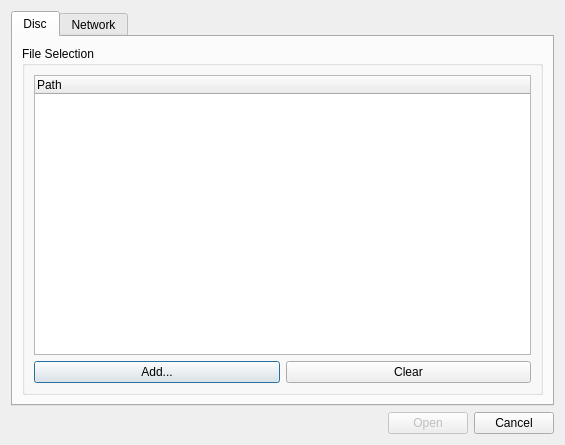
Old version of the form opendialog.ui in the repository labyrinthofdreams/screenpicker.
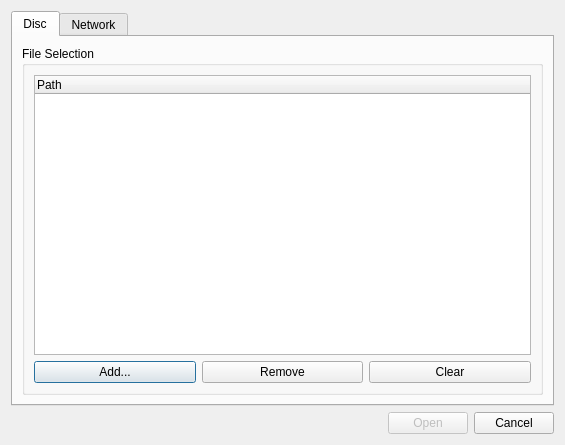
New version of the form.

Commit message: Add: Option to remove specific files from file list

```diff
--- a/opendialog.ui
+++ b/opendialog.ui
@@ -51,6 +51,16 @@
               </property>
              </widget>
             </item>
+            <item>
+             <widget class="QPushButton" name="removeButton">
+              <property name="toolTip">
+               <string>Remove selected file</string>
+              </property>
+              <property name="text">
+               <string>Remove</string>
+              </property>
+             </widget>
+            </item>
             <item>
              <widget class="QPushButton" name="clearButton">
               <property name="text">
```
The commit also changes 2 other files.
